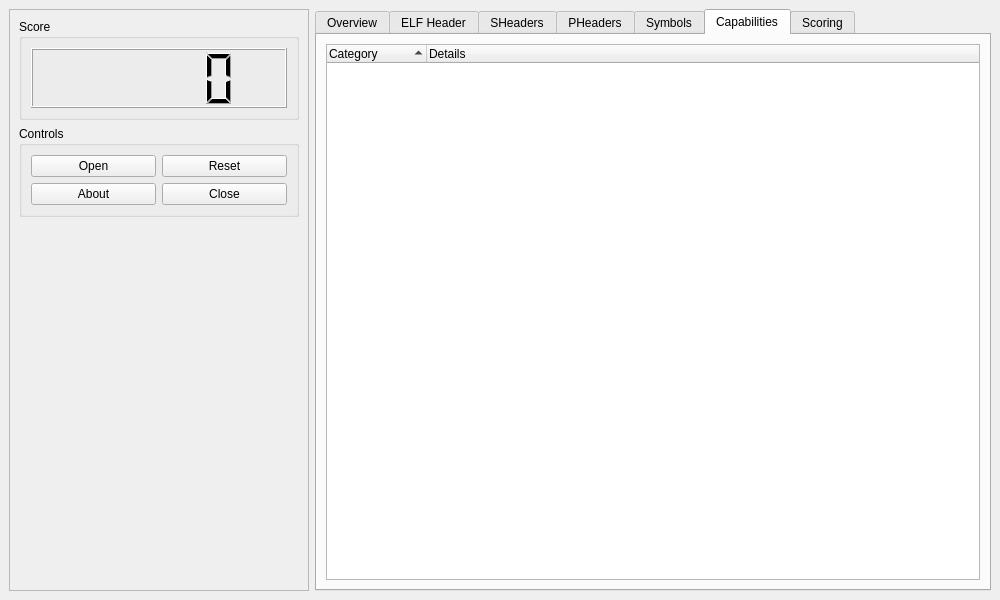
Old version of the form src/ui/mainwindow.ui in the repository mentebinaria/elfparser-ng.
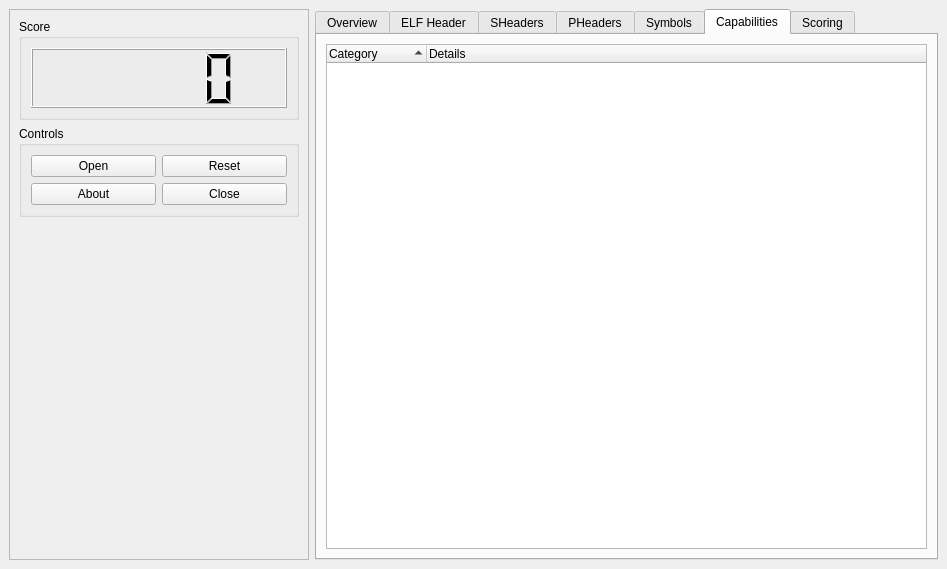
New version of the form. The open tabs and pages were chosen to show the change. Icons and pictures are not drawn.

```diff
--- a/src/ui/mainwindow.ui
+++ b/src/ui/mainwindow.ui
@@ -9,8 +9,8 @@
    <rect>
     <x>0</x>
     <y>0</y>
-    <width>1000</width>
-    <height>600</height>
+    <width>947</width>
+    <height>569</height>
    </rect>
   </property>
   <property name="sizePolicy">
```
Left out of the diff: 4 changed lines with no effect on the pictures.
